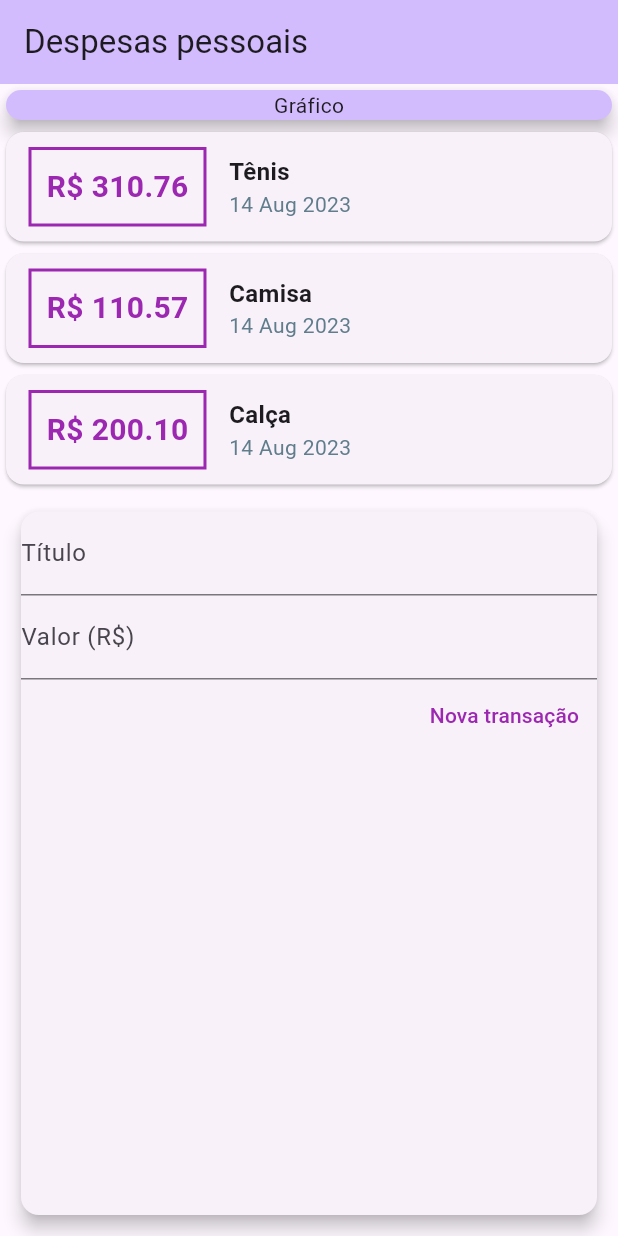
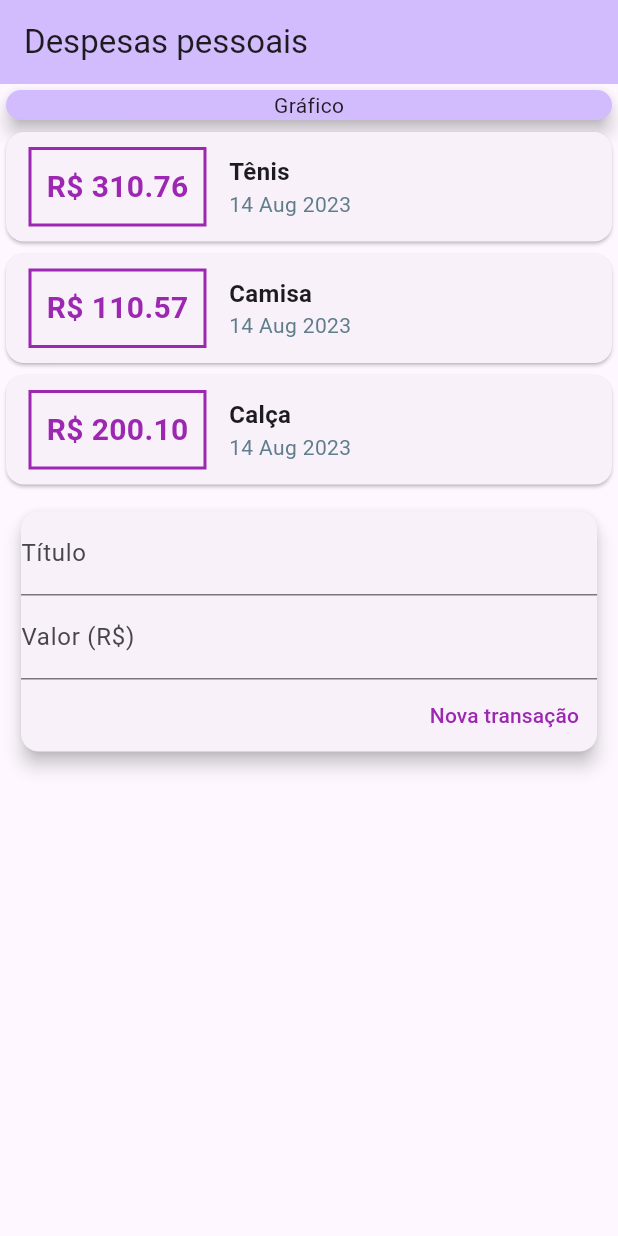
Before and after one commit to WagaoCarvalhoDev/personal_expenses, a Flutter app: the screen it shows after launch, after a tap on "Nova transação", on a phone screen of 412 x 824 dp. Run offline on Flutter 3.47's test engine with Material 2 defaults, Android fonts, the phone set to English and light mode, and no system bars.

Commit message:
refactor: transaction_form, transactions_list and transaction_user.dart

```diff
--- /dev/null
+++ b/lib/components/transaction_form.dart
@@ -0,0 +1,48 @@
+import 'package:flutter/material.dart';
+
+class TransactionForm extends StatelessWidget {
+  const TransactionForm({
+    super.key,
+  });
+
+
+  @override
+  Widget build(BuildContext context) {
+    final titleController = TextEditingController();
+    final valueProductController = TextEditingController();
+    return Padding(
+      padding: const EdgeInsets.all(10.0),
+      child: Card(
+        elevation: 5,
+        child: Column(
+          children: [
+            TextField(
+              decoration: const InputDecoration(labelText: 'Título'),
+              controller: titleController,
+            ),
+            TextField(
+              decoration: const InputDecoration(labelText: 'Valor (R\$)'),
+              controller: valueProductController,
+            ),
+            Row(
+              mainAxisAlignment: MainAxisAlignment.end,
+              children: [
+                TextButton(
+                  onPressed: () {
+                    print(
+                        '${titleController.text} + ${valueProductController
+                            .text}');
+                  },
+                  child: const Text('Nova transação',
+                      style: TextStyle(
+                        color: Colors.purple,
+                      )),
+                ),
+              ],
+            ),
+          ],
+        ),
+      ),
+    );
+  }
+}
--- /dev/null
+++ b/lib/components/transaction_user.dart
@@ -0,0 +1,28 @@
+import 'package:flutter/material.dart';
+import 'package:personal_expenses/components/transaction_form.dart';
+import 'package:personal_expenses/components/transactions_list.dart';
+import 'package:personal_expenses/data/transactions_data.dart';
+import 'package:personal_expenses/models/transaction.dart';
+
+class TransactionUser extends StatefulWidget {
+  const TransactionUser({super.key});
+
+  @override
+  State<TransactionUser> createState() => _TransactionUserState();
+}
+
+class _TransactionUserState extends State<TransactionUser> {
+  final titleController = TextEditingController();
+  final valueProductController = TextEditingController();
+  final List<Transaction> transactions = TransactionsData.transactions;
+
+  @override
+  Widget build(BuildContext context) {
+    return Column(
+      children: [
+        TransactionsList(transactions: transactions),
+        const TransactionForm(),
+      ],
+    );
+  }
+}
--- /dev/null
+++ b/lib/components/transactions_list.dart
@@ -0,0 +1,64 @@
+import 'package:flutter/material.dart';
+import 'package:intl/intl.dart';
+import 'package:personal_expenses/models/transaction.dart';
+
+class TransactionsList extends StatelessWidget {
+  const TransactionsList({super.key, required this.transactions});
+
+  final List<Transaction> transactions;
+
+  @override
+  Widget build(BuildContext context) {
+    return Column(
+      children: transactions.map(
+        (t) {
+          return Card(
+            child: Row(
+              children: [
+                Container(
+                  margin: const EdgeInsets.symmetric(
+                    horizontal: 15,
+                    vertical: 10,
+                  ),
+                  decoration: BoxDecoration(
+                    border: Border.all(
+                      color: Colors.purple,
+                      width: 2,
+                    ),
+                  ),
+                  padding: const EdgeInsets.all(10),
+                  child: Text(
+                    'R\$ ${t.value.toStringAsFixed(2)}',
+                    style: const TextStyle(
+                      fontWeight: FontWeight.bold,
+                      fontSize: 20,
+                      color: Colors.purple,
+                    ),
+                  ),
+                ),
+                Column(
+                  crossAxisAlignment: CrossAxisAlignment.start,
+                  children: [
+                    Text(
+                      t.title,
+                      style: const TextStyle(
+                        fontWeight: FontWeight.bold,
+                        fontSize: 16,
+                      ),
+                    ),
+                    Text(
+                      DateFormat('d MMM y').format(t.date),
+                      style: const TextStyle(
+                        color: Colors.blueGrey,
+                      ),
+                    ),
+                  ],
+                ),
+              ],
+            ),
+          );
+        },
+      ).toList(),
+    );
+  }
+}
--- a/lib/home_page.dart
+++ b/lib/home_page.dart
@@ -1,6 +1,5 @@
 import 'package:flutter/material.dart';
-import 'package:intl/intl.dart';
-import 'package:personal_expenses/data/transactions_data.dart';
+import 'package:personal_expenses/components/transaction_user.dart';
 
 class HomePage extends StatefulWidget {
   const HomePage({super.key});
@@ -14,107 +13,23 @@ class _MyHomePageState extends State<HomePage> {
   Widget build(BuildContext context) {
     return Scaffold(
       appBar: AppBar(
-        backgroundColor: Theme
-            .of(context)
-            .colorScheme
-            .inversePrimary,
+        backgroundColor: Theme.of(context).colorScheme.inversePrimary,
         title: const Text('Despesas pessoais'),
       ),
-      body: Center(
+      body: SingleChildScrollView(
+        child: Center(
           child: Column(
             children: <Widget>[
               SizedBox(
                 child: Card(
-                color: Theme
-                    .of(context)
-                    .colorScheme
-                    .inversePrimary,
+                  color: Theme.of(context).colorScheme.inversePrimary,
                   elevation: 5,
                   child: const Center(child: Text('Gráfico')),
                 ),
               ),
-            Column(
-              children: [
-                ...TransactionsData.transactions.map(
-                      (t) {
-                    return Card(
-                      child: Row(
-                        children: [
-                          Container(
-                            margin: const EdgeInsets.symmetric(
-                              horizontal: 15,
-                              vertical: 10,
-                            ),
-                            decoration: BoxDecoration(
-                              border: Border.all(
-                                color: Colors.purple,
-                                width: 2,
-                              ),
-                            ),
-                            padding: const EdgeInsets.all(10),
-                            child: Text(
-                              'R\$ ${t.value.toStringAsFixed(2)}',
-                              style: const TextStyle(
-                                fontWeight: FontWeight.bold,
-                                fontSize: 20,
-                                color: Colors.purple,
-                              ),
-                            ),
-                          ),
-                          Column(
-                            crossAxisAlignment: CrossAxisAlignment.start,
-                            children: [
-                              Text(
-                                t.title,
-                                style: const TextStyle(
-                                  fontWeight: FontWeight.bold,
-                                  fontSize: 16,
-                                ),
-                              ),
-                              Text(
-                                DateFormat('d MMM y').format(t.date),
-                                style: const TextStyle(
-                                  color: Colors.blueGrey,
-                                ),
-                              ),
+              const TransactionUser(),
             ],
           ),
-                        ],
-                      ),
-                    );
-                  },
-                ).toList()
-              ],
-            ),
-            Expanded(
-              child: Padding(
-                padding: const EdgeInsets.all(10.0),
-                child: Card(
-                  elevation: 5,
-                  child: Column(
-                    children: [
-                      const TextField(
-                        decoration: InputDecoration(labelText: 'Título'),
-                      ),
-                      const TextField(
-                        decoration: InputDecoration(labelText: 'Valor (R\$)'),
-                      ),
-                      Row(
-                        mainAxisAlignment: MainAxisAlignment.end,
-                        children: [
-                          TextButton(
-                            onPressed: () {},
-                            child: const Text('Nova transação',
-                                style: TextStyle(color: Colors.purple,)),
-                          ),
-                        ],
-                      ),
-                    ],
-                  ),
-                ),
-              ),
-            ),
-          ],
         ),
       ),
     );
```
Lines whose indentation alone changed are shown as unchanged.
